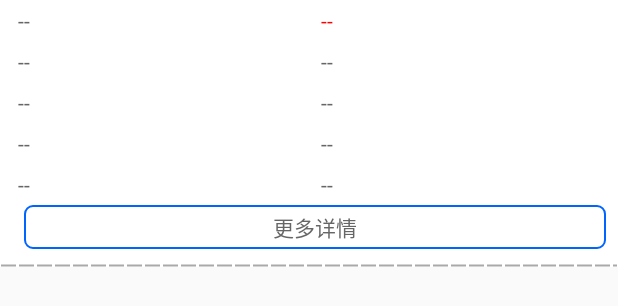
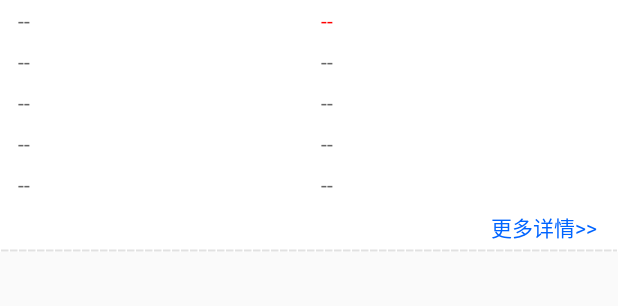
Before and after one commit to monkeyLittleMonkey/CarFriends, an Android app: the layout item_recycler_child.xml on its own in the app's theme, with its tools: preview values and no code run, on a phone screen of 412 x 824 dp. Shown: the top 306 px of the screen. Run offline under Robolectric (Android 15) with nearby library versions, the phone set to English and light mode, and no system bars.

Commit message:
部分UI优化。

```diff
--- a/app/src/main/java/com/hbh/cl/carfriends/lookcar/adapter/HeaderAdapter.java
+++ b/app/src/main/java/com/hbh/cl/carfriends/lookcar/adapter/HeaderAdapter.java
@@ -54,6 +54,7 @@ public class HeaderAdapter extends PagerAdapter {
                 bundle.putString("title", mLookCar.Data.get(0).CatList.get(position).Title);
                 bundle.putString("summary", mLookCar.Data.get(0).CatList.get(position).Summary);
                 intent.putExtras(bundle);
+                intent.setFlags(Intent.FLAG_ACTIVITY_NEW_TASK);
                 context.startActivity(intent);
             }
         });
--- a/app/src/main/res/drawable/dashed_view.xml
+++ b/app/src/main/res/drawable/dashed_view.xml
@@ -2,9 +2,9 @@
 <shape xmlns:android="http://schemas.android.com/apk/res/android"
        android:shape="line">
     <stroke
-        android:color="@color/lightgray2"
+        android:color="@color/lightgray"
         android:width="1dp"
-        android:dashGap="2dp"
-        android:dashWidth="10dp"/>
+        android:dashGap="1dp"
+        android:dashWidth="5dp"/>
     <size android:height="1dp"/>
 </shape>
--- a/app/src/main/res/layout/item_recycler_child.xml
+++ b/app/src/main/res/layout/item_recycler_child.xml
@@ -138,25 +138,17 @@
 				android:textSize="14sp" />
 		</LinearLayout>
 
-		<LinearLayout
-			android:layout_width="match_parent"
+		<TextView
+			android:id="@+id/more"
+			android:layout_width="wrap_content"
 			android:layout_height="wrap_content"
-			android:orientation="horizontal"
-			android:layout_marginLeft="8dp"
-			android:layout_marginRight="8dp"
-			android:layout_marginBottom="10dp"
-			android:gravity="left">
-			<TextView
-				android:id="@+id/more"
-				android:layout_width="match_parent"
-				android:layout_height="wrap_content"
-				android:gravity="center"
-				android:text="更多详情"
-				android:textColor="@color/graydark"
-				android:textSize="14sp"
-				android:padding="4dp"
-				android:background="@drawable/textview_all_style"/>
-		</LinearLayout>
+			android:layout_gravity="right"
+			android:gravity="center"
+			android:layout_marginRight="@dimen/expand_size"
+			android:text="更多详情>>"
+			android:textColor="@color/blue"
+			android:textSize="14sp"
+			android:padding="4dp"/>
 	</LinearLayout>
 
 	<View
--- a/app/src/main/res/layout/lookcar_fragment_bottom_item.xml
+++ b/app/src/main/res/layout/lookcar_fragment_bottom_item.xml
@@ -25,7 +25,8 @@
         <TextView
             android:id="@+id/txt_view"
             android:layout_width="wrap_content"
-            android:layout_height="wrap_content"/>
+            android:layout_height="wrap_content"
+            android:textColor="@color/graydark"/>
 
     </LinearLayout>
 
```
